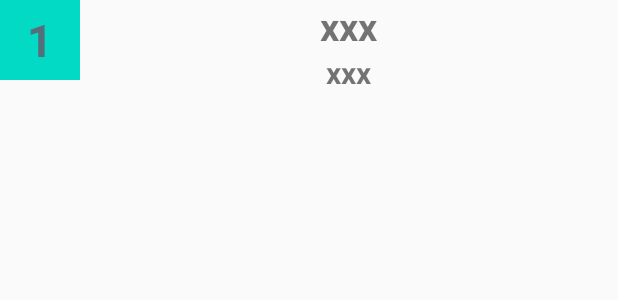
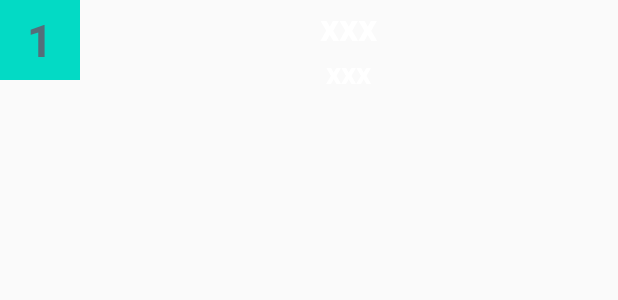
Before and after one commit to PhanNhatTanPK/FlappyFish, an Android app: the layout layout_items.xml on its own in the app's theme, with its tools: preview values and no code run, on a phone screen of 412 x 824 dp. Shown: the top 300 px of the screen. Run offline under Robolectric (Android 15) with nearby library versions, the phone set to English and light mode, and no system bars.

Commit message:
PNT_update

```diff
--- a/app/build.gradle
+++ b/app/build.gradle
@@ -29,7 +29,6 @@ android {
 }
 
 dependencies {
-
     implementation 'androidx.appcompat:appcompat:1.4.2'
     implementation 'com.google.android.material:material:1.6.1'
     implementation 'androidx.constraintlayout:constraintlayout:2.1.4'
--- a/app/src/main/java/com/example/flappyfish/ChartsActivity.java
+++ b/app/src/main/java/com/example/flappyfish/ChartsActivity.java
@@ -38,6 +38,7 @@ public class ChartsActivity extends AppCompatActivity {
         daoPlayer = new DAOPlayer();
         loadData();
 
+//      Ánh xạ nút Trở về và thiết lập sự kiện
         BtnTroVe = (Button) findViewById(R.id.btnTroVe);
         BtnTroVe.setOnClickListener(new View.OnClickListener() {
             @Override
@@ -47,10 +48,9 @@ public class ChartsActivity extends AppCompatActivity {
                 finish();
             }
         });
-
-
     }
 
+//  Lấy dữ liệu từ realtime database
     private void loadData(){
         daoPlayer.get().addValueEventListener(new ValueEventListener() {
             @Override
--- a/app/src/main/java/com/example/flappyfish/DAOPlayer.java
+++ b/app/src/main/java/com/example/flappyfish/DAOPlayer.java
@@ -8,16 +8,19 @@ import com.google.firebase.database.Query;
 public class DAOPlayer {
     private DatabaseReference databaseReference;
 
+//    Khởi tạo DAOPlayer
     public DAOPlayer() {
         FirebaseDatabase firebaseDatabase = FirebaseDatabase.getInstance();
         databaseReference = firebaseDatabase.getReference();
     }
 
+//    Thêm người chơi
     public Task<Void> add(Player player){
         return databaseReference.push().setValue(player);
     }
 
+//    Lấy dữ liệu
     public Query get(){
-        return databaseReference.orderByKey();
+        return databaseReference.orderByChild("score");
     }
 }
--- a/app/src/main/java/com/example/flappyfish/GameOverActivity.java
+++ b/app/src/main/java/com/example/flappyfish/GameOverActivity.java
@@ -15,7 +15,7 @@ public class GameOverActivity extends AppCompatActivity {
     protected void onCreate(Bundle savedInstanceState) {
         super.onCreate(savedInstanceState);
         setContentView(R.layout.activity_game_over);
-
+//Ánh xạ và xử lý sự kiện cho nút Play again
         BtnPlayAgain = (Button) findViewById(R.id.btn_play_again);
         BtnPlayAgain.setOnClickListener(new View.OnClickListener() {
             @Override
--- a/app/src/main/java/com/example/flappyfish/HomeActivity.java
+++ b/app/src/main/java/com/example/flappyfish/HomeActivity.java
@@ -17,7 +17,7 @@ public class HomeActivity extends AppCompatActivity {
     protected void onCreate(Bundle savedInstanceState) {
         super.onCreate(savedInstanceState);
         setContentView(R.layout.activity_home);
-
+//  Ánh xạ và xử lý sự kiện cho nút Bắt đầu game
         btnbatdau = (Button) findViewById(R.id.btn_batdau);
         btnbatdau.setOnClickListener(new View.OnClickListener() {
             @Override
@@ -26,7 +26,7 @@ public class HomeActivity extends AppCompatActivity {
                 startActivity(intent);
             }
         });
-
+//  Ánh xạ và xử lý sự kiện cho nút xem Bảng xếp hạng
         btnBangXepHang = (Button) findViewById(R.id.btn_bangxephang);
         btnBangXepHang.setOnClickListener(new View.OnClickListener() {
             @Override
@@ -35,7 +35,7 @@ public class HomeActivity extends AppCompatActivity {
                 startActivity(intent);
             }
         });
-
+//  Ánh xạ và xử lý sự kiện cho nút Thoát
         btnthoat = (Button) findViewById(R.id.btn_thoat);
         btnthoat.setOnClickListener(new View.OnClickListener() {
             @Override
--- a/app/src/main/java/com/example/flappyfish/PlayerAdapter.java
+++ b/app/src/main/java/com/example/flappyfish/PlayerAdapter.java
@@ -17,6 +17,7 @@ public class PlayerAdapter extends ArrayAdapter {
     private int resource;
     private List<Player> arrContact;
 
+//    Phương thức khởi tạo PlayAdapter
     public PlayerAdapter(@NonNull Context context, int resource, @NonNull List<Player> objects) {
         super(context, resource, objects);
         this.context = context;
@@ -28,6 +29,7 @@ public class PlayerAdapter extends ArrayAdapter {
         TextView tvPlayerName, tvOrder, tvScore;
     }
 
+//    Thiết lập View
     @NonNull
     @Override
     public View getView(int position, @Nullable View convertView, @NonNull ViewGroup parent) {
--- a/app/src/main/java/com/example/flappyfish/SplashActivity.java
+++ b/app/src/main/java/com/example/flappyfish/SplashActivity.java
@@ -30,6 +30,7 @@ public class SplashActivity extends AppCompatActivity {
         image.setAnimation(topAnim);
         logo.setAnimation(bottomAnim);
 
+//      Thiết lập thời gian chờ
         Thread thread = new Thread() {
             @Override
             public void run() {
--- a/app/src/main/res/layout/layout_items.xml
+++ b/app/src/main/res/layout/layout_items.xml
@@ -24,13 +24,15 @@
             android:textSize="25sp"
             android:text="xxx"
             android:layout_width="wrap_content"
-            android:layout_height="wrap_content" />
+            android:layout_height="wrap_content"
+            android:textColor="#ffffff"/>
         <TextView
             android:id="@+id/tvScore"
             android:textStyle="bold"
             android:textSize="20sp"
             android:text="xxx"
             android:layout_width="wrap_content"
-            android:layout_height="wrap_content" />
+            android:layout_height="wrap_content"
+            android:textColor="#ffffff"/>
     </LinearLayout>
 </LinearLayout>
```
Also changed, not shown: app/src/main/java/com/example/flappyfish/FlyingFishView.java (+7 -6 lines), app/src/main/java/com/example/flappyfish/MyService.java (+9 -14 lines), app/src/main/java/com/example/flappyfish/PlayerInfoActivity.java (+5 -2 lines), app/src/main/res/layout/activity_charts.xml (+5 -4 lines).
